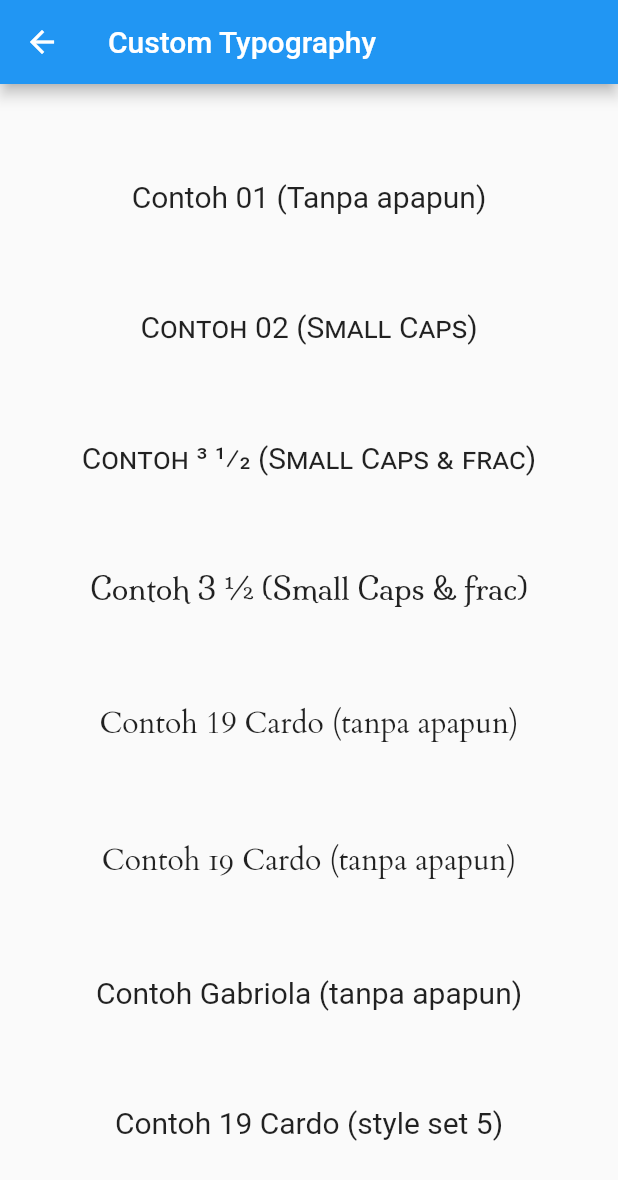
After one commit to wikugw/belajar-flutter, a Flutter app: the MainPage screen opened directly, after a tap on "GO TO CUSTOM TYPOGRAPHY PAGE", on a phone screen of 412 x 824 dp. The commit adds this screen. Shown: the top 1180 px of the screen. Run offline on Flutter 3.47's test engine with Material 2 defaults, Android fonts, the phone set to English and light mode, and no system bars; our stand-ins replace audioplayers, qr_flutter; missing offline and left inert: qrscan; Roboto replaces fonts that are missing (Gabriola).

Commit message:
tambah halaman custom fonfeature

```diff
--- /dev/null
+++ b/lib/custom_typography_page.dart
@@ -0,0 +1,91 @@
+import 'dart:ui';
+
+import 'package:flutter/material.dart';
+
+class CustomTypographyPage extends StatelessWidget {
+  @override
+  Widget build(BuildContext context) {
+    return Scaffold(
+      appBar: AppBar(
+        title: Text('Custom Typography'),
+      ),
+      body: Center(
+        child: Column(
+          mainAxisAlignment: MainAxisAlignment.spaceEvenly,
+          children: [
+            Text(
+              'Contoh 01 (Tanpa apapun)',
+              style: TextStyle(
+                fontSize: 20
+              ),
+            ),
+            Text(
+              'Contoh 02 (Small Caps)',
+              style: TextStyle(
+                fontSize: 20,
+                fontFeatures: [
+                  FontFeature.enable('smcp')
+                ]
+              ),
+            ),
+            Text(
+              'Contoh 3 1/2 (Small Caps & frac)',
+              style: TextStyle(
+                fontSize: 20,
+                fontFeatures: [
+                  FontFeature.enable('smcp'),
+                  FontFeature.enable('frac')
+                ]
+              ),
+            ),
+            Text(
+              'Contoh 3 1/2 (Small Caps & frac)',
+              style: TextStyle(
+                fontSize: 20,
+                fontFamily: 'Milonga',
+                fontFeatures: [
+                  FontFeature.enable('smcp'),
+                  FontFeature.enable('frac')
+                ]
+              ),
+            ),
+            Text(
+              'Contoh 19 Cardo (tanpa apapun)',
+              style: TextStyle(
+                fontSize: 20,
+                fontFamily: 'Cardo'
+              ),
+            ),
+            Text(
+              'Contoh 19 Cardo (tanpa apapun)',
+              style: TextStyle(
+                fontSize: 20,
+                fontFamily: 'Cardo',
+                fontFeatures: [
+                  FontFeature.oldstyleFigures(),
+                ]
+              ),
+            ),
+            Text(
+              'Contoh Gabriola (tanpa apapun)',
+              style: TextStyle(
+                fontSize: 20,
+                fontFamily: 'Gabriola'
+              ),
+            ),
+            Text(
+              'Contoh 19 Cardo (style set 5)',
+              style: TextStyle(
+                fontSize: 20,
+                fontFamily: 'Gabriola',
+                fontFeatures: [
+                  FontFeature.stylisticSet(5),
+                ]
+              ),
+            ),
+          ],
+        ),
+      ),
+    );
+  }
+}
--- a/lib/main_page.dart
+++ b/lib/main_page.dart
@@ -2,6 +2,7 @@ import 'package:flutter/material.dart';
 import 'package:hello_world/appbar_page.dart';
 import 'package:hello_world/colorfull_button_page.dart';
 import 'package:hello_world/custom_card_page.dart';
+import 'package:hello_world/custom_typography_page.dart';
 import 'package:hello_world/customer_appbar_height.dart';
 import 'package:hello_world/gradient_opacity_masking.dart';
 import 'package:hello_world/hero_page.dart';
@@ -159,6 +160,14 @@ class MainPage extends StatelessWidget {
                   }));
                 },
                 child: Text('GO TO PLAY MUSIC PAGE'),
+              ),
+              RaisedButton(
+                onPressed: (){
+                  Navigator.push(context, MaterialPageRoute(builder: (context){
+                    return CustomTypographyPage();
+                  }));
+                },
+                child: Text('GO TO CUSTOM TYPOGRAPHY PAGE'),
               )
             ],
         ),
```
Also changed, not shown: pubspec.yaml (+9 -0 lines), fonts/Cardo-Regular.ttf (added), fonts/Milonga-Regular.ttf (added), 1 other file.
